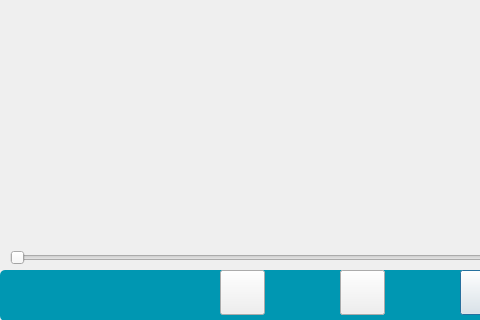
The window that InterfaceEleve/interfacevideo.ui (Sam-Depardieu/Labo-de-langue) describes before a commit, drawn with Qt 5; both pictures show x 0 to 480 and y 160 to 480 of the 800 by 480 pixel window.
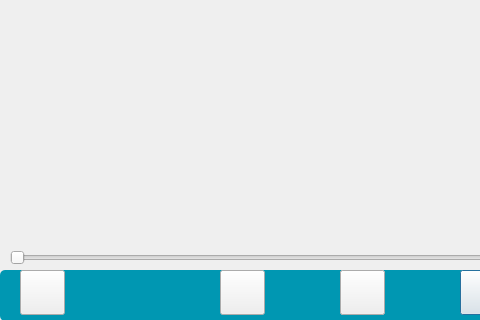
The same window after the commit.

Diff of the .ui file:
```diff
--- a/InterfaceEleve/interfacevideo.ui
+++ b/InterfaceEleve/interfacevideo.ui
@@ -137,6 +137,19 @@
     <enum>Qt::Horizontal</enum>
    </property>
   </widget>
+  <widget class="QPushButton" name="pushButtonReset">
+   <property name="geometry">
+    <rect>
+     <x>20</x>
+     <y>430</y>
+     <width>45</width>
+     <height>45</height>
+    </rect>
+   </property>
+   <property name="text">
+    <string/>
+   </property>
+  </widget>
   <zorder>pushButton_3</zorder>
   <zorder>pushButton_Apres10</zorder>
   <zorder>pushButton_Play</zorder>
@@ -146,6 +159,7 @@
   <zorder>widgetVideo</zorder>
   <zorder>horizontalSlider_sonVideo</zorder>
   <zorder>horizontalSlider</zorder>
+  <zorder>pushButtonReset</zorder>
  </widget>
  <resources/>
  <connections/>
```
